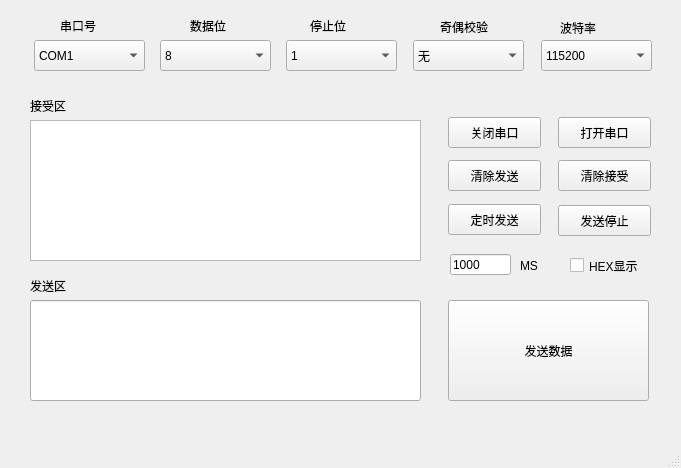
Qt form Serial_Port/serial.ui (Stylle/Project) before a commit.
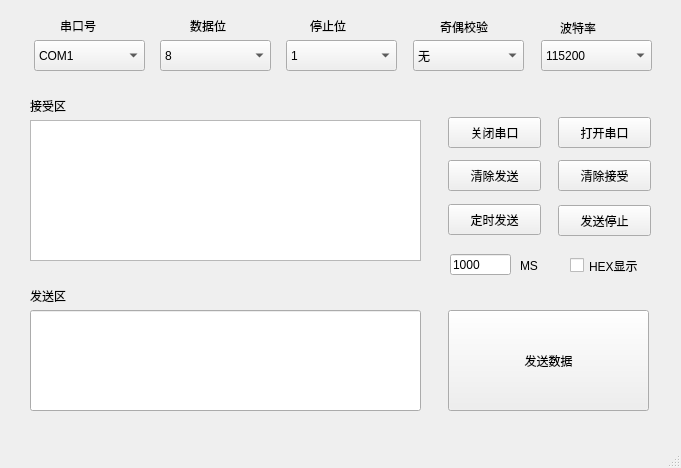
The same form after that commit. Icons and pictures are not drawn.

Patch:
```diff
--- a/Serial_Port/serial.ui
+++ b/Serial_Port/serial.ui
@@ -25,7 +25,7 @@
     <property name="geometry">
      <rect>
       <x>448</x>
-      <y>300</y>
+      <y>310</y>
       <width>201</width>
       <height>101</height>
      </rect>
@@ -119,7 +119,7 @@
     <property name="geometry">
      <rect>
       <x>30</x>
-      <y>270</y>
+      <y>280</y>
       <width>51</width>
       <height>31</height>
      </rect>
@@ -432,7 +432,7 @@
     <property name="geometry">
      <rect>
       <x>30</x>
-      <y>300</y>
+      <y>310</y>
       <width>391</width>
       <height>101</height>
      </rect>
```
Left out of the diff: 2 changed lines with no effect on the pictures.
